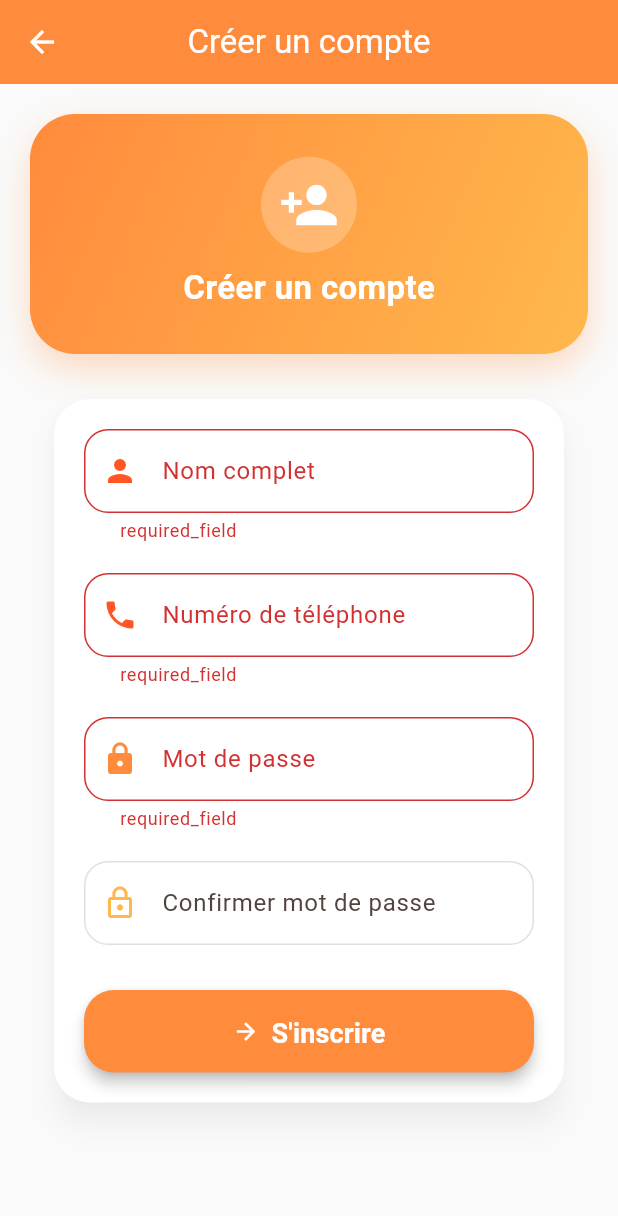
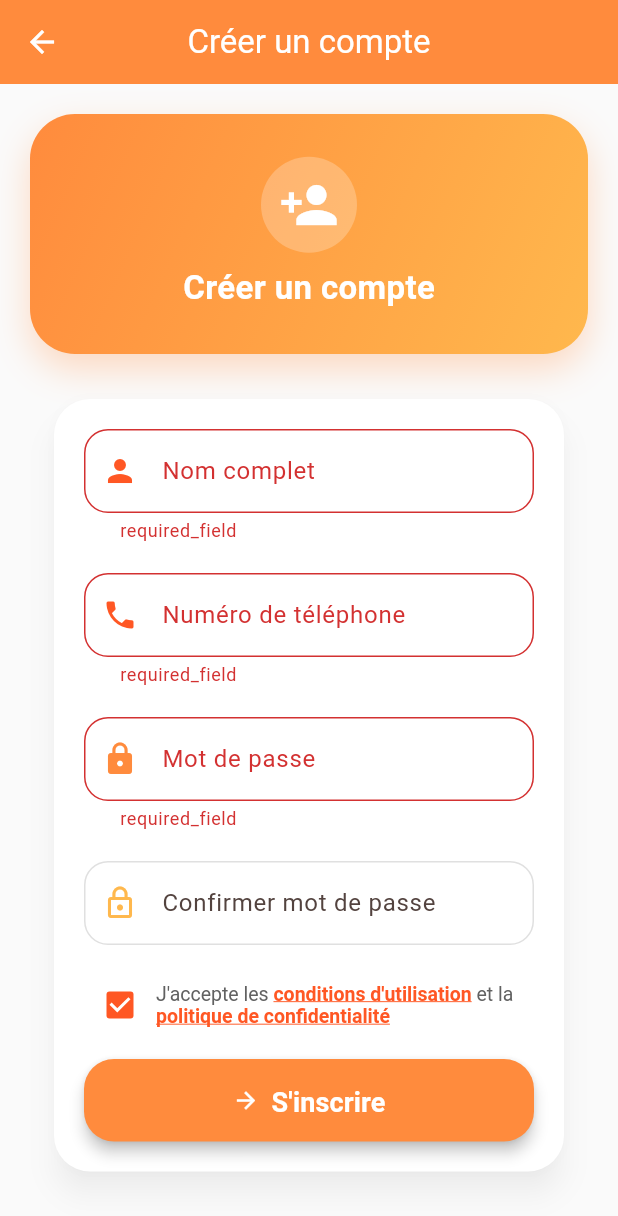
Before and after one commit to aziz-arbi/kartoucha_delivery, a Flutter app: the SignupScreen screen opened directly, after a tap on an icon or button, on a phone screen of 412 x 824 dp. Shown: the top 1216 px of the screen. Run offline on Flutter 3.47's test engine with Material 3 defaults, Android fonts, the phone set to English and light mode, and no system bars; our stand-ins replace cloud_firestore, firebase_auth, firebase_core, firebase_messaging, flutter_local_notifications, flutter_map and 6 more; accounts and stored records are empty.

Commit message:
added checkbox for the signup page for the terms of service and privacy policy

```diff
--- a/lib/screens/auth/signup_screen.dart
+++ b/lib/screens/auth/signup_screen.dart
@@ -1,10 +1,12 @@
 import 'package:flutter/material.dart';
 import 'package:provider/provider.dart';
+import 'package:url_launcher/url_launcher.dart';
 import '../../providers/language_provider.dart';
 import '../../utils/translations.dart';
 import '../../utils/phone_validator.dart';
 import '../../services/auth_service.dart';
 import 'verification_screen.dart';
+import 'package:flutter/gestures.dart';
 
 class SignupScreen extends StatefulWidget {
   const SignupScreen({super.key});
@@ -20,9 +22,16 @@ class _SignupScreenState extends State<SignupScreen>
   final _phoneController = TextEditingController();
   final _passwordController = TextEditingController();
   final _confirmPasswordController = TextEditingController();
+  bool _acceptedTerms = true;   // pre‑checked
   bool _isLoading = false;
   late AnimationController _animController;
   late Animation<double> _scaleAnimation;
+
+  // URLs for the legal pages – replace with your actual URLs if different
+  static const String privacyUrl =
+      'https://aziz-arbi.github.io/3jaja_delivery_legal_pages/privacy_policy.html';
+  static const String termsUrl =
+      'https://aziz-arbi.github.io/3jaja_delivery_legal_pages/terms_of_service.html';
 
   @override
   void initState() {
@@ -44,6 +53,14 @@ class _SignupScreenState extends State<SignupScreen>
     super.dispose();
   }
 
+  // ---- open a URL in the external browser ----
+  Future<void> _openUrl(String url) async {
+    final uri = Uri.parse(url);
+    if (await canLaunchUrl(uri)) {
+      await launchUrl(uri, mode: LaunchMode.externalApplication);
+    }
+  }
+
   @override
   Widget build(BuildContext context) {
     final lang = Provider.of<LanguageProvider>(context).locale.languageCode;
@@ -51,7 +68,7 @@ class _SignupScreenState extends State<SignupScreen>
     return Scaffold(
       appBar: AppBar(
         title: Text(t('signup', lang)),
-        backgroundColor: const Color(0xFFFF8B3D),
+        backgroundColor: const Color(0xFFFF8B3D), // Neon Carrot
       ),
       body: ScaleTransition(
         scale: _scaleAnimation,
@@ -59,7 +76,7 @@ class _SignupScreenState extends State<SignupScreen>
           padding: const EdgeInsets.all(20),
           child: Column(
             children: [
-              // Header card (unchanged from earlier design) ...
+              // Header card
               Container(
                 height: 160,
                 width: double.infinity,
@@ -87,11 +104,7 @@ class _SignupScreenState extends State<SignupScreen>
                         shape: BoxShape.circle,
                         color: Colors.white24,
                       ),
-                      child: const Icon(
-                        Icons.person_add,
-                        size: 40,
-                        color: Colors.white,
-                      ),
+                      child: const Icon(Icons.person_add, size: 40, color: Colors.white),
                     ),
                     const SizedBox(height: 8),
                     Text(
@@ -106,6 +119,7 @@ class _SignupScreenState extends State<SignupScreen>
                 ),
               ),
               const SizedBox(height: 24),
+
               // Form card
               Card(
                 shape: RoundedRectangleBorder(
@@ -123,10 +137,7 @@ class _SignupScreenState extends State<SignupScreen>
                           controller: _nameController,
                           decoration: InputDecoration(
                             labelText: t('full_name', lang),
-                            prefixIcon: const Icon(
-                              Icons.person,
-                              color: Color(0xFFFF5724),
-                            ),
+                            prefixIcon: const Icon(Icons.person, color: Color(0xFFFF5724)),
                           ),
                           validator: (v) =>
                               v!.isEmpty ? t('required_field', lang) : null,
@@ -137,15 +148,10 @@ class _SignupScreenState extends State<SignupScreen>
                           keyboardType: TextInputType.phone,
                           decoration: InputDecoration(
                             labelText: t('phone', lang),
-                            prefixIcon: const Icon(
-                              Icons.phone,
-                              color: Color(0xFFFF5724),
-                            ),
+                            prefixIcon: const Icon(Icons.phone, color: Color(0xFFFF5724)),
                           ),
-                          validator: (v) => PhoneValidator.validate(
-                            v,
-                            t('required_field', lang),
-                          ),
+                          validator: (v) =>
+                              PhoneValidator.validate(v, t('required_field', lang)),
                         ),
                         const SizedBox(height: 20),
                         TextFormField(
@@ -153,10 +159,7 @@ class _SignupScreenState extends State<SignupScreen>
                           obscureText: true,
                           decoration: InputDecoration(
                             labelText: t('password', lang),
-                            prefixIcon: const Icon(
-                              Icons.lock,
-                              color: Color(0xFFFF8B3D),
-                            ),
+                            prefixIcon: const Icon(Icons.lock, color: Color(0xFFFF8B3D)),
                           ),
                           validator: (v) {
                             if (v!.isEmpty) return t('required_field', lang);
@@ -170,10 +173,7 @@ class _SignupScreenState extends State<SignupScreen>
                           obscureText: true,
                           decoration: InputDecoration(
                             labelText: t('confirm_password', lang),
-                            prefixIcon: const Icon(
-                              Icons.lock_outline,
-                              color: Color(0xFFFFB84D),
-                            ),
+                            prefixIcon: const Icon(Icons.lock_outline, color: Color(0xFFFFB84D)),
                           ),
                           validator: (v) {
                             if (v != _passwordController.text) {
@@ -182,7 +182,66 @@ class _SignupScreenState extends State<SignupScreen>
                             return null;
                           },
                         ),
-                        const SizedBox(height: 30),
+                        const SizedBox(height: 16),
+
+                        // -------------------- Terms & Privacy checkbox --------------------
+                        Row(
+                          crossAxisAlignment: CrossAxisAlignment.center,
+                          children: [
+                            Checkbox(
+                              value: _acceptedTerms,
+                              onChanged: (val) => setState(() => _acceptedTerms = val ?? true),
+                              activeColor: const Color(0xFFFF5724),
+                            ),
+                            Expanded(
+                              child: GestureDetector(
+                                onTap: () => setState(() => _acceptedTerms = !_acceptedTerms),
+                                child: RichText(
+                                  text: TextSpan(
+                                    style: TextStyle(color: Colors.grey.shade700, fontSize: 13),
+                                    children: [
+                                      TextSpan(text: '${t('i_accept', lang)} '),
+                                      TextSpan(
+                                        text: t('terms_of_service', lang),
+                                        style: const TextStyle(
+                                          color: Color(0xFFFF5724),
+                                          fontWeight: FontWeight.bold,
+                                          decoration: TextDecoration.underline,
+                                        ),
+                                        recognizer: TapGestureRecognizer()..onTap = () => _openUrl(termsUrl),
+                                      ),
+                                      TextSpan(text: ' ${t('and', lang)} '),
+                                      TextSpan(
+                                        text: t('privacy_policy', lang),
+                                        style: const TextStyle(
+                                          color: Color(0xFFFF5724),
+                                          fontWeight: FontWeight.bold,
+                                          decoration: TextDecoration.underline,
+                                        ),
+                                        recognizer: TapGestureRecognizer()..onTap = () => _openUrl(privacyUrl),
+                                      ),
+                                    ],
+                                  ),
+                                ),
+                              ),
+                            ),
+                          ],
+                        ),
+
+                        // Custom validator message for terms
+                        if (!_acceptedTerms)
+                          Padding(
+                            padding: const EdgeInsets.only(left: 12),
+                            child: Text(
+                              t('must_accept_terms', lang),
+                              style: const TextStyle(color: Colors.red, fontSize: 12),
+                            ),
+                          ),
+
+                        const SizedBox(height: 12),
+
+                        // -------------------- End Terms checkbox --------------------
+
                         SizedBox(
                           width: double.infinity,
                           height: 55,
@@ -191,17 +250,12 @@ class _SignupScreenState extends State<SignupScreen>
                             icon: const Icon(Icons.arrow_forward),
                             label: Text(
                               t('signup_button', lang),
-                              style: const TextStyle(
-                                fontSize: 18,
-                                fontWeight: FontWeight.bold,
-                              ),
+                              style: const TextStyle(fontSize: 18, fontWeight: FontWeight.bold),
                             ),
                             style: ElevatedButton.styleFrom(
                               backgroundColor: const Color(0xFFFF8B3D),
                               foregroundColor: Colors.white,
-                              shape: RoundedRectangleBorder(
-                                borderRadius: BorderRadius.circular(20),
-                              ),
+                              shape: RoundedRectangleBorder(borderRadius: BorderRadius.circular(20)),
                               elevation: 4,
                             ),
                           ),
@@ -221,6 +275,14 @@ class _SignupScreenState extends State<SignupScreen>
   Future<void> _handleSignup() async {
     if (!_formKey.currentState!.validate()) return;
 
+    if (!_acceptedTerms) {
+      // Show a snackbar if terms not accepted (additional to the inline message)
+      ScaffoldMessenger.of(context).showSnackBar(
+        SnackBar(content: Text(t('must_accept_terms', Provider.of<LanguageProvider>(context, listen: false).locale.languageCode))),
+      );
+      return;
+    }
+
     setState(() => _isLoading = true);
     try {
       await AuthService().registerUser(
@@ -233,19 +295,14 @@ class _SignupScreenState extends State<SignupScreen>
         Navigator.pushReplacement(
           context,
           MaterialPageRoute(
-            builder: (_) =>
-                VerificationScreen(phone: _phoneController.text.trim()),
+            builder: (_) => VerificationScreen(phone: _phoneController.text.trim()),
           ),
         );
       }
     } catch (e) {
       if (mounted) {
         ScaffoldMessenger.of(context).showSnackBar(
-          SnackBar(
-            content: Text(
-              '${t('error', Provider.of<LanguageProvider>(context, listen: false).locale.languageCode)}: $e',
-            ),
-          ),
+          SnackBar(content: Text('${t('error', Provider.of<LanguageProvider>(context, listen: false).locale.languageCode)}: $e')),
         );
       }
     } finally {
--- a/lib/utils/translations.dart
+++ b/lib/utils/translations.dart
@@ -1,4 +1,21 @@
 Map<String, Map<String, String>> translations = {
+  'i_accept': {'fr': 'J\'accepte les', 'en': 'I accept the', 'ar': 'أوافق على'},
+  'terms_of_service': {
+    'fr': 'conditions d\'utilisation',
+    'en': 'Terms of Service',
+    'ar': 'شروط الخدمة',
+  },
+  'and': {'fr': 'et la', 'en': 'and the', 'ar': 'و'},
+  'privacy_policy': {
+    'fr': 'politique de confidentialité',
+    'en': 'Privacy Policy',
+    'ar': 'سياسة الخصوصية',
+  },
+  'must_accept_terms': {
+    'fr': 'Vous devez accepter les conditions.',
+    'en': 'You must accept the terms.',
+    'ar': 'يجب عليك الموافقة على الشروط.',
+  },
   'FRE': {
     'fr': 'RAPIDE • FIABLE • PARTOUT',
     'en': 'FAST • RELIABLE • EVERYWHERE',
```
Also changed, not shown: assets/images/logo.png, icon.png, 31 other files.
